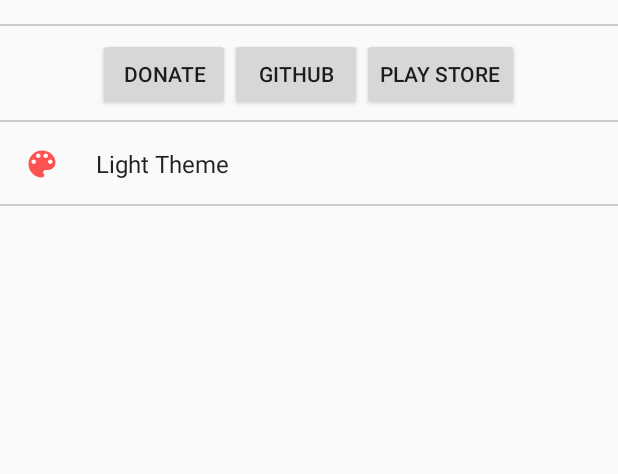
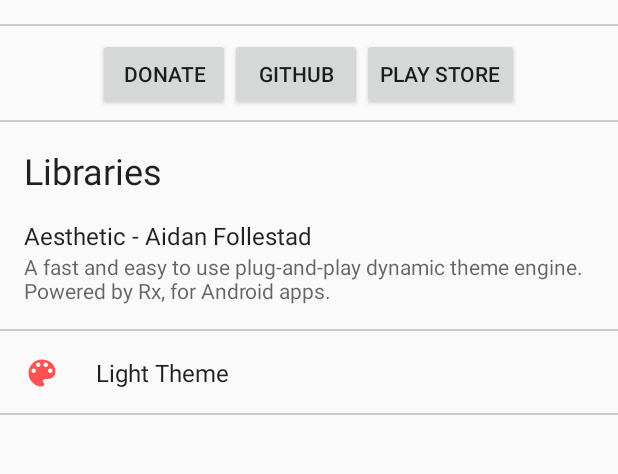
Before and after one commit to fennifith/Metronome-Android, an Android app: the layout activity_about.xml on its own in the app's theme, with its tools: preview values and no code run, on a phone screen of 412 x 824 dp, the part 522-996 px from its top. Run offline under Robolectric (Android 15) with nearby library versions, the phone set to English and light mode, and no system bars.

Commit message:
FORGOT SOMETHING IMPORTANT

```diff
--- a/app/src/main/java/james/metronome/activities/AboutActivity.java
+++ b/app/src/main/java/james/metronome/activities/AboutActivity.java
@@ -30,6 +30,7 @@ public class AboutActivity extends AestheticActivity implements ThemesView.OnThe
     private View iconView;
     private ThemesView themesView;
     private View buttonsView;
+    private View librariesView;
 
     private Subscription textColorPrimarySubscription;
 
@@ -48,6 +49,8 @@ public class AboutActivity extends AestheticActivity implements ThemesView.OnThe
         View donateView = findViewById(R.id.donate);
         View githubView = findViewById(R.id.github);
         View playView = findViewById(R.id.play);
+        librariesView = findViewById(R.id.libraries);
+        View aesthetic = findViewById(R.id.aesthetic);
 
         setSupportActionBar(toolbar);
         ActionBar actionBar = getSupportActionBar();
@@ -78,6 +81,13 @@ public class AboutActivity extends AestheticActivity implements ThemesView.OnThe
             }
         });
 
+        aesthetic.setOnClickListener(new View.OnClickListener() {
+            @Override
+            public void onClick(View v) {
+                startActivity(new Intent(Intent.ACTION_VIEW, Uri.parse("https://github.com/afollestad/aesthetic")));
+            }
+        });
+
         subscribe();
     }
 
@@ -90,11 +100,12 @@ public class AboutActivity extends AestheticActivity implements ThemesView.OnThe
                 .subscribe(new Action1<Integer>() {
                     @Override
                     public void call(Integer integer) {
-                        if (toolbar != null && iconView != null && buttonsView != null) {
+                        if (toolbar != null && iconView != null && buttonsView != null && librariesView != null) {
                             toolbar.setTitleTextColor(integer);
                             DrawableCompat.setTint(toolbar.getBackground(), integer);
                             DrawableCompat.setTint(iconView.getBackground(), integer);
                             DrawableCompat.setTint(buttonsView.getBackground(), integer);
+                            DrawableCompat.setTint(librariesView.getBackground(), integer);
                         }
 
                         ActionBar actionBar = getSupportActionBar();
--- a/app/src/main/res/layout/activity_about.xml
+++ b/app/src/main/res/layout/activity_about.xml
@@ -40,6 +40,8 @@
                 android:layout_marginTop="8dp"
                 android:layout_marginBottom="8dp"
                 android:textAlignment="center"
+                android:layout_marginLeft="16dp"
+                android:layout_marginRight="16dp"
                 android:text="@string/app_name"
                 android:textColor="?android:textColorPrimary"
                 android:textSize="24sp" />
@@ -72,6 +74,7 @@
                 android:background="@drawable/border_bottom"
                 android:gravity="center_horizontal"
                 android:orientation="horizontal"
+                android:layout_marginBottom="8dp"
                 android:paddingBottom="8dp"
                 android:paddingTop="8dp">
 
@@ -95,6 +98,53 @@
 
             </LinearLayout>
 
+            <TextView
+                android:layout_width="wrap_content"
+                android:layout_height="wrap_content"
+                android:layout_marginTop="8dp"
+                android:layout_marginBottom="8dp"
+                android:layout_marginLeft="16dp"
+                android:layout_marginRight="16dp"
+                android:text="@string/title_libraries"
+                android:textColor="?android:textColorPrimary"
+                android:textSize="24sp" />
+
+            <LinearLayout
+                android:id="@+id/aesthetic"
+                android:layout_width="match_parent"
+                android:layout_height="wrap_content"
+                android:layout_marginTop="8dp"
+                android:layout_marginBottom="8dp"
+                android:orientation="vertical"
+                android:background="?attr/selectableItemBackground">
+
+                <TextView
+                    android:layout_width="wrap_content"
+                    android:layout_height="wrap_content"
+                    android:layout_marginLeft="16dp"
+                    android:layout_marginRight="16dp"
+                    android:text="@string/library_aesthetic"
+                    android:textColor="?android:textColorPrimary"
+                    android:textSize="16sp" />
+
+                <TextView
+                    android:layout_width="wrap_content"
+                    android:layout_height="wrap_content"
+                    android:layout_marginLeft="16dp"
+                    android:layout_marginRight="16dp"
+                    android:text="@string/library_aesthetic_desc"
+                    android:textColor="?android:textColorSecondary"
+                    android:textSize="14sp" />
+
+            </LinearLayout>
+
+            <View
+                android:id="@+id/libraries"
+                android:layout_width="match_parent"
+                android:layout_height="1dip"
+                android:layout_marginTop="8dp"
+                android:background="@drawable/border_bottom" />
+
             <james.metronome.views.ThemesView
                 android:id="@+id/themes"
                 android:layout_width="match_parent"
--- a/app/src/main/res/values/strings.xml
+++ b/app/src/main/res/values/strings.xml
@@ -17,4 +17,8 @@
     <string name="title_theme_wood">Wooden Theme</string>
     <string name="title_theme_dark">Dark Theme</string>
     <string name="title_theme_amoled">Amoled Theme</string>
+
+    <string name="library_aesthetic">Aesthetic - Aidan Follestad</string>
+    <string name="library_aesthetic_desc">A fast and easy to use plug-and-play dynamic theme engine. Powered by Rx, for Android apps.</string>
+    <string name="title_libraries">Libraries</string>
 </resources>
```
